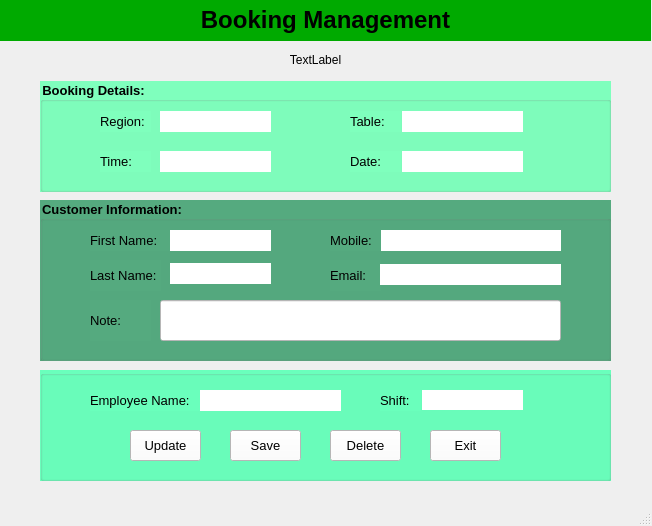
Minhtri-hub/ktlt_final, file uiManagement/MainWindow_Management.ui: the form before one commit.
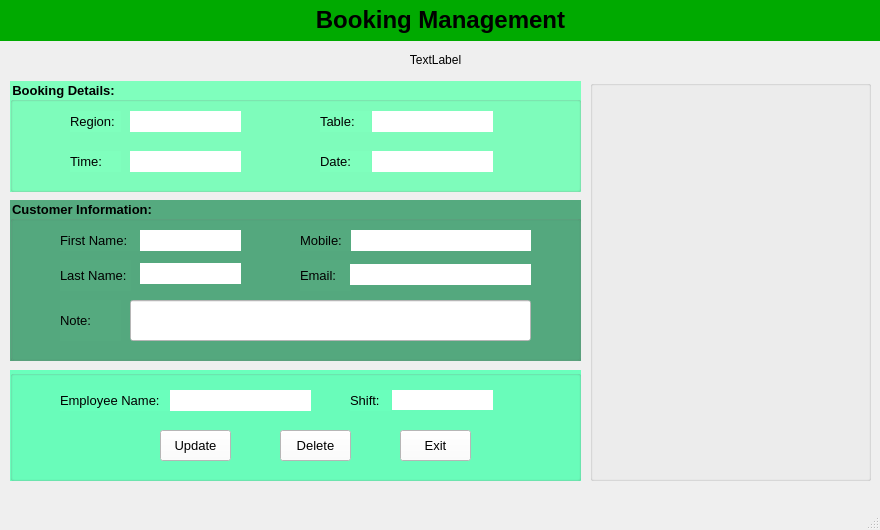
The form after the commit. Icons and pictures are not drawn.

Diff of the .ui file:
```diff
--- a/uiManagement/MainWindow_Management.ui
+++ b/uiManagement/MainWindow_Management.ui
@@ -6,8 +6,8 @@
    <rect>
     <x>0</x>
     <y>0</y>
-    <width>652</width>
-    <height>526</height>
+    <width>880</width>
+    <height>530</height>
    </rect>
   </property>
   <property name="windowTitle">
@@ -19,7 +19,7 @@
      <rect>
       <x>0</x>
       <y>0</y>
-      <width>651</width>
+      <width>881</width>
       <height>41</height>
      </rect>
     </property>
@@ -40,7 +40,7 @@
    <widget class="QGroupBox" name="groupBox">
     <property name="geometry">
      <rect>
-      <x>40</x>
+      <x>10</x>
       <y>81</y>
       <width>571</width>
       <height>111</height>
@@ -199,7 +199,7 @@
    <widget class="QGroupBox" name="groupBox_2">
     <property name="geometry">
      <rect>
-      <x>40</x>
+      <x>10</x>
       <y>200</y>
       <width>571</width>
       <height>161</height>
@@ -401,7 +401,7 @@
    <widget class="QGroupBox" name="groupBox_3">
     <property name="geometry">
      <rect>
-      <x>40</x>
+      <x>10</x>
       <y>370</y>
       <width>571</width>
       <height>111</height>
@@ -481,35 +481,10 @@
       <bool>false</bool>
      </property>
     </widget>
-    <widget class="QPushButton" name="pushButton_3">
-     <property name="geometry">
-      <rect>
-       <x>190</x>
-       <y>60</y>
-       <width>71</width>
-       <height>31</height>
-      </rect>
-     </property>
-     <property name="font">
-      <font>
-       <pointsize>10</pointsize>
-      </font>
-     </property>
-     <property name="styleSheet">
-      <string notr="true">background-color: rgb(255, 255, 255);</string>
-     </property>
-     <property name="text">
-      <string>Save</string>
-     </property>
-     <property name="icon">
-      <iconset>
-       <normaloff>../image/ic_save.png</normaloff>../image/ic_save.png</iconset>
-     </property>
-    </widget>
     <widget class="QPushButton" name="pushButton_2">
      <property name="geometry">
       <rect>
-       <x>290</x>
+       <x>270</x>
        <y>60</y>
        <width>71</width>
        <height>31</height>
@@ -559,7 +534,7 @@
     <widget class="QPushButton" name="pushButton_5">
      <property name="geometry">
       <rect>
-       <x>90</x>
+       <x>150</x>
        <y>60</y>
        <width>71</width>
        <height>31</height>
@@ -585,9 +560,9 @@
    <widget class="QLabel" name="label_12">
     <property name="geometry">
      <rect>
-      <x>40</x>
+      <x>0</x>
       <y>50</y>
-      <width>551</width>
+      <width>871</width>
       <height>21</height>
      </rect>
     </property>
@@ -595,6 +570,19 @@
      <string>&lt;html&gt;&lt;head/&gt;&lt;body&gt;&lt;p align=&quot;center&quot;&gt;TextLabel&lt;/p&gt;&lt;/body&gt;&lt;/html&gt;</string>
     </property>
    </widget>
+   <widget class="QGroupBox" name="groupBox_4">
+    <property name="geometry">
+     <rect>
+      <x>590</x>
+      <y>80</y>
+      <width>281</width>
+      <height>401</height>
+     </rect>
+    </property>
+    <property name="title">
+     <string/>
+    </property>
+   </widget>
   </widget>
   <widget class="QMenuBar" name="menubar">
    <property name="geometry">
```
Left out of the diff: 2 changed lines with no effect on the pictures.
